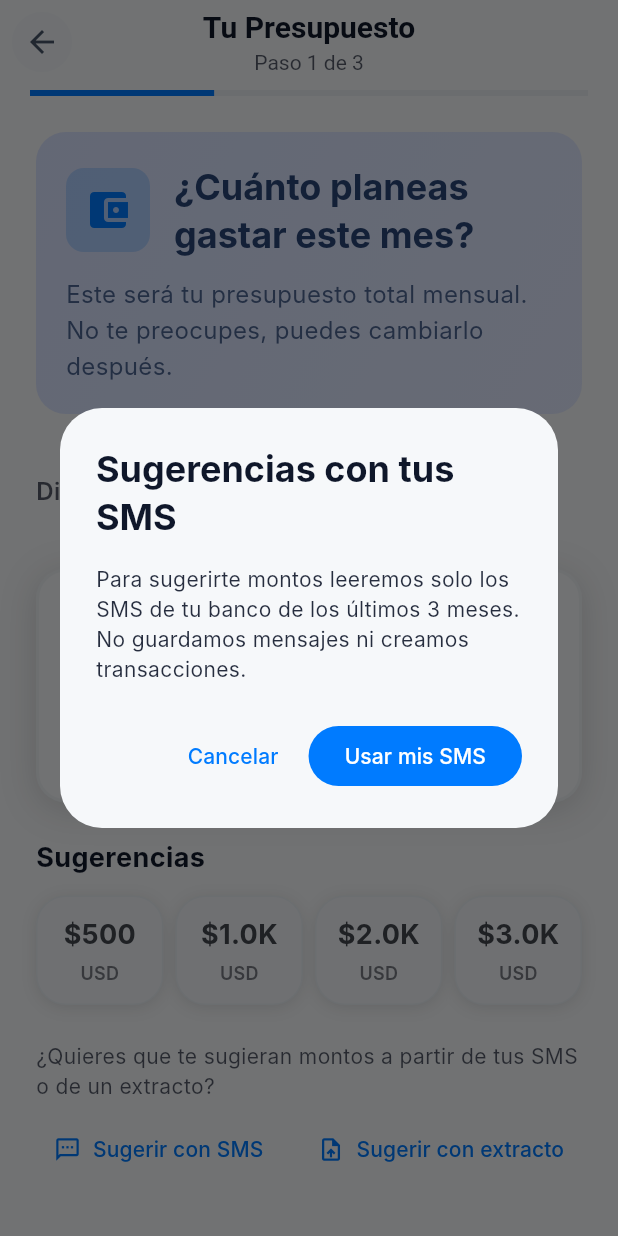
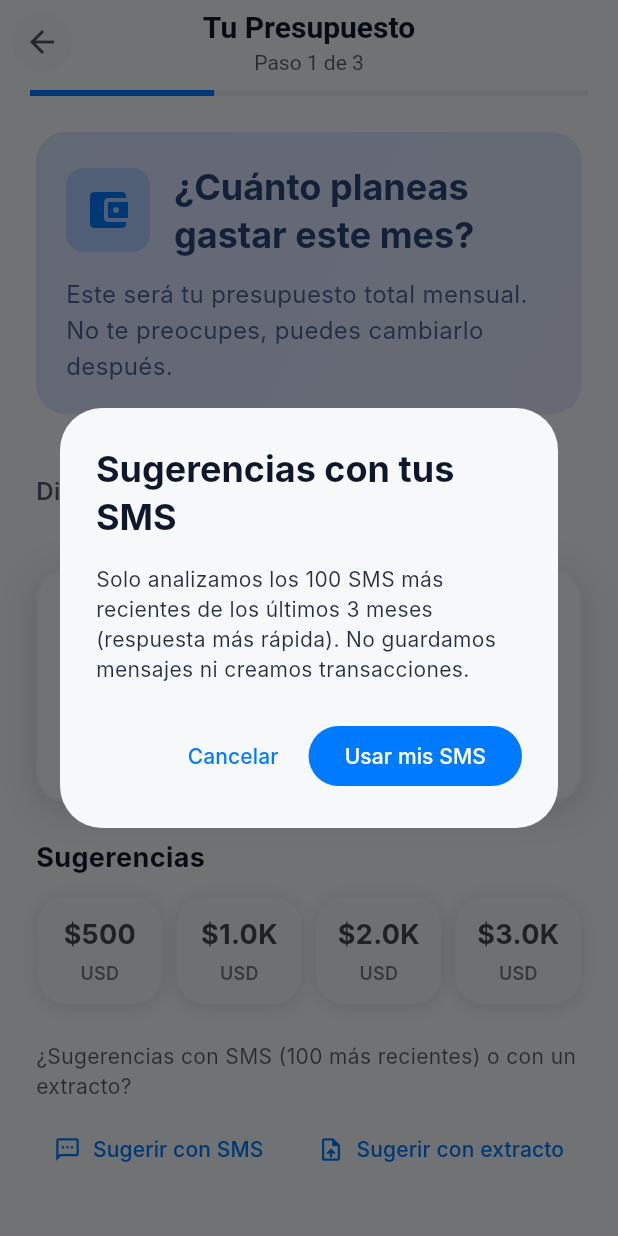
Before and after one commit to nick130920/fintech-mobile, a Flutter app: the BudgetSetupScreen screen opened by its route, after a tap on "Sugerir con SMS", on a phone screen of 412 x 824 dp. Run offline on Flutter 3.47's test engine with Material 3 defaults, Android fonts, the phone set to English and light mode, and no system bars; our stand-ins replace file_picker, flutter_expandable_fab, flutter_local_notifications, flutter_secure_storage, geocoding, geolocator and 3 more; missing offline and left inert: flutter_sms_inbox, local_auth_android, local_auth_darwin, telephony, workmanager; accounts and stored records are empty; network calls fail; Roboto replaces fonts that are missing (Inter).

Commit message:
Enhance API Service and Budget Features with Timeout Management
- Introduced a default timeout for POST requests in ApiService to improve request handling.
- Updated AutomaticTransactionsRepository to utilize a longer timeout for SMS analysis, accommodating backend limitations.
- Enhanced BudgetSuggestionsService to limit SMS analysis to the most recent 100 messages for efficiency.
- Improved UI text to clarify SMS analysis process and its limitations, enhancing user understanding during budget setup.

```diff
--- a/money_flow/lib/core/services/api_service.dart
+++ b/money_flow/lib/core/services/api_service.dart
@@ -40,14 +40,19 @@ class ApiService {
     return await _handleRequest(() => http.get(url, headers: headers));
   }
 
+  /// Timeout por defecto para POST (p. ej. login, crear recurso).
+  static const Duration defaultPostTimeout = Duration(seconds: 30);
+
   // POST request
   static Future<http.Response> post(
     String endpoint,
     Map<String, dynamic> body, {
     String? token,
+    Duration? timeout,
   }) async {
     final cleanEndpoint = endpoint.startsWith('/') ? endpoint : '/$endpoint';
     final url = Uri.parse('$_baseUrl$_apiVersion$cleanEndpoint');
+    final effectiveTimeout = timeout ?? defaultPostTimeout;
 
     final headers = Map<String, String>.from(_defaultHeaders);
     if (token != null) {
@@ -58,7 +63,7 @@ class ApiService {
       url,
       headers: headers,
       body: jsonEncode(body),
-    ).timeout(const Duration(seconds: 30)));
+    ).timeout(effectiveTimeout));
   }
 
   // PUT request
@@ -101,9 +106,11 @@ class ApiService {
     String filePath, {
     String fieldName = 'file',
     String? token,
+    Duration? timeout,
   }) async {
     final cleanEndpoint = endpoint.startsWith('/') ? endpoint : '/$endpoint';
     final url = Uri.parse('$_baseUrl$_apiVersion$cleanEndpoint');
+    final effectiveTimeout = timeout ?? defaultPostTimeout;
 
     return await _handleRequest(() async {
       final request = http.MultipartRequest('POST', url);
@@ -116,7 +123,8 @@ class ApiService {
         await http.MultipartFile.fromPath(fieldName, filePath, filename: filename),
       );
       final streamed = await request.send();
-      return await http.Response.fromStream(streamed);
+      final response = await http.Response.fromStream(streamed).timeout(effectiveTimeout);
+      return response;
     });
   }
 
@@ -271,7 +279,7 @@ class ApiService {
         url,
         headers: headers,
         body: jsonEncode(body),
-      ).timeout(const Duration(seconds: 30));
+      ).timeout(defaultPostTimeout);
     } on SocketException {
       throw Exception('No hay conexión a internet');
     } catch (e) {
--- a/money_flow/lib/features/bank_accounts/data/repositories/automatic_transactions_repository.dart
+++ b/money_flow/lib/features/bank_accounts/data/repositories/automatic_transactions_repository.dart
@@ -248,10 +248,12 @@ class AutomaticTransactionsRepository {
         throw Exception('Token de autenticación no encontrado');
       }
 
+      // Backend limita a ~100 SMS y 4 chunks; 6 min cubre reintentos 429.
       final response = await ApiService.post(
         '/notification-patterns/analyze-sms-batch',
         {'messages': messages},
         token: token,
+        timeout: const Duration(minutes: 6),
       );
 
       if (response.statusCode == 200) {
@@ -281,6 +283,7 @@ class AutomaticTransactionsRepository {
         filePath,
         fieldName: 'file',
         token: token,
+        timeout: const Duration(minutes: 6),
       );
 
       if (response.statusCode == 200) {
--- a/money_flow/lib/features/budget/presentation/screens/budget_setup_choice_screen.dart
+++ b/money_flow/lib/features/budget/presentation/screens/budget_setup_choice_screen.dart
@@ -143,7 +143,9 @@ class _SmsOption extends StatelessWidget {
                       ),
                       const SizedBox(height: 4),
                       Text(
-                        'Solo en este dispositivo, solo para sugerencias. No se crean transacciones.',
+                        isAnalyzing
+                            ? 'Analizando hasta 100 SMS recientes (suele tardar poco)…'
+                            : 'Usamos hasta 100 SMS más recientes (rápido). Solo sugerencias, no se crean transacciones.',
                         style: TextStyle(
                           fontSize: 12,
                           color: Theme.of(context).colorScheme.onSurface.withValues(alpha: 0.6),
@@ -184,8 +186,8 @@ class _SmsOption extends StatelessWidget {
           style: TextStyle(color: Theme.of(ctx).colorScheme.onSurface),
         ),
         content: Text(
-          'Para sugerirte presupuestos podemos leer solo los SMS de tu banco de los últimos 3 meses. '
-          'No guardamos esos mensajes ni creamos transacciones. ¿Quieres activar esto?',
+          'Leemos SMS de los últimos 3 meses pero solo enviamos al análisis los 100 más recientes, '
+          'para que no tengas que esperar tanto. No guardamos esos mensajes ni creamos transacciones. ¿Activar?',
           style: TextStyle(color: Theme.of(ctx).colorScheme.onSurface.withValues(alpha: 0.9)),
         ),
         actions: [
@@ -299,7 +301,9 @@ class _ExtractoOption extends StatelessWidget {
                       ),
                       const SizedBox(height: 4),
                       Text(
-                        'El archivo se analiza solo para sugerirte montos. No se guarda.',
+                        isAnalyzing
+                            ? 'Analizando el extracto, puede tardar varios minutos…'
+                            : 'El archivo se analiza solo para sugerirte montos. No se guarda.',
                         style: TextStyle(
                           fontSize: 12,
                           color: Theme.of(context).colorScheme.onSurface.withValues(alpha: 0.6),
--- a/money_flow/lib/features/budget/presentation/widgets/steps/step_1_total_amount.dart
+++ b/money_flow/lib/features/budget/presentation/widgets/steps/step_1_total_amount.dart
@@ -54,7 +54,7 @@ class _Step1TotalAmountState extends State<Step1TotalAmount> {
           style: TextStyle(color: Theme.of(ctx).colorScheme.onSurface),
         ),
         content: Text(
-          'Para sugerirte montos leeremos solo los SMS de tu banco de los últimos 3 meses. '
+          'Solo analizamos los 100 SMS más recientes de los últimos 3 meses (respuesta más rápida). '
           'No guardamos mensajes ni creamos transacciones.',
           style: TextStyle(
             color: Theme.of(ctx).colorScheme.onSurface.withValues(alpha: 0.9),
@@ -391,7 +391,7 @@ class _Step1TotalAmountState extends State<Step1TotalAmount> {
                     crossAxisAlignment: CrossAxisAlignment.start,
                     children: [
                       Text(
-                        '¿Quieres que te sugieran montos a partir de tus SMS o de un extracto?',
+                        '¿Sugerencias con SMS (100 más recientes) o con un extracto?',
                         style: TextStyle(
                           fontSize: 14,
                           color: Theme.of(context).colorScheme.onSurface.withValues(alpha: 0.7),
@@ -447,6 +447,16 @@ class _Step1TotalAmountState extends State<Step1TotalAmount> {
                             ),
                         ],
                       ),
+                      if (isAnalyzing) ...[
+                        const SizedBox(height: 8),
+                        Text(
+                          'Analizando hasta 100 SMS recientes…',
+                          style: TextStyle(
+                            fontSize: 12,
+                            color: Theme.of(context).colorScheme.onSurface.withValues(alpha: 0.6),
+                          ),
+                        ),
+                      ],
                     ],
                   );
                 },
```
Also changed, not shown: money_flow/lib/features/budget/data/services/budget_suggestions_service.dart (+19 -1 lines), money_flow/lib/features/budget/presentation/providers/budget_setup_provider.dart (+21 -8 lines).
